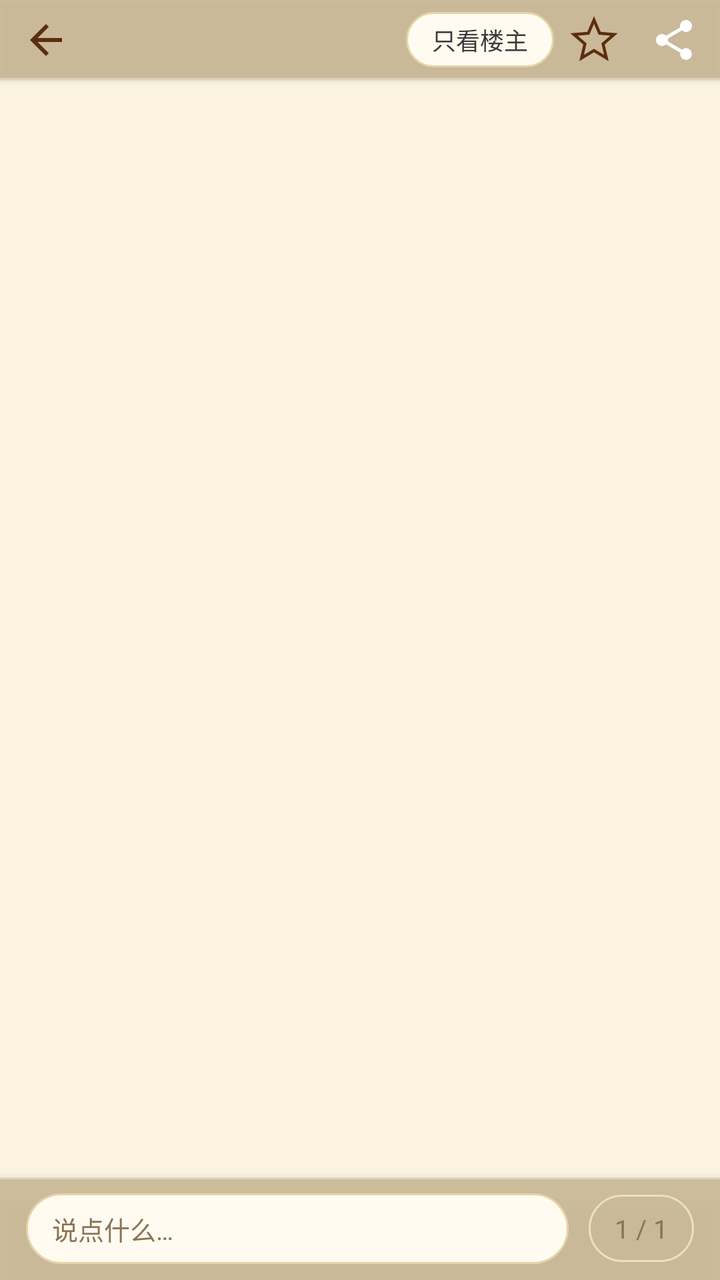
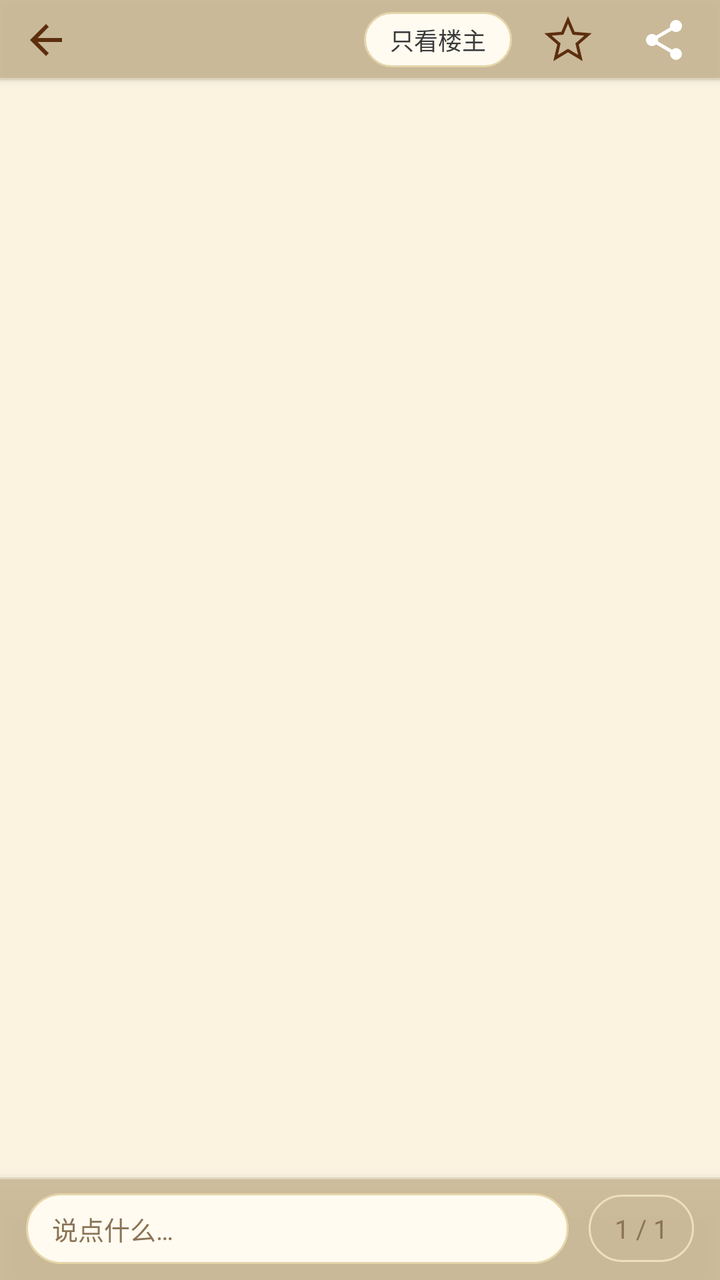

Two renders of the same Android screen: before a commit and after it. Below are the layout's source before the change and the commit's diff.
<!-- AndroidManifest.xml: application theme Theme.S1Client -->
<!-- res/layout/activity_thread_detail.xml -->
<?xml version="1.0" encoding="utf-8"?>
<androidx.coordinatorlayout.widget.CoordinatorLayout
    xmlns:android="http://schemas.android.com/apk/res/android"
    xmlns:app="http://schemas.android.com/apk/res-auto"
    android:layout_width="match_parent"
    android:layout_height="match_parent"
    android:background="?attr/s1BgPage">

    <LinearLayout
        android:layout_width="match_parent"
        android:layout_height="match_parent"
        android:orientation="vertical">

        
        <LinearLayout
            android:id="@+id/topBar"
            android:layout_width="match_parent"
            android:layout_height="wrap_content"
            android:orientation="horizontal"
            android:gravity="center_vertical"
            android:background="@drawable/bg_glass_topbar"
            android:elevation="2dp"
            android:paddingStart="3dp"
            android:paddingEnd="3dp">

            <ImageView
                android:id="@+id/btnBack"
                android:layout_width="40dp"
                android:layout_height="40dp"
                android:padding="8dp"
                android:src="@drawable/ic_back"
                android:background="?attr/selectableItemBackgroundBorderless" />

            <FrameLayout
                android:id="@+id/topAvatarArea"
                android:layout_width="30dp"
                android:layout_height="30dp"
                android:layout_marginStart="2dp"
                android:clickable="true"
                android:focusable="true"
                android:foreground="?attr/selectableItemBackgroundBorderless">

                <TextView
                    android:id="@+id/tvTopAvatarLetter"
                    android:layout_width="match_parent"
                    android:layout_height="match_parent"
                    android:gravity="center"
                    android:textSize="13sp"
                    android:textColor="#FFFFFF"
                    android:textStyle="bold" />

                <com.google.android.material.imageview.ShapeableImageView
                    android:id="@+id/ivTopAvatar"
                    android:layout_width="match_parent"
                    android:layout_height="match_parent"
                    android:scaleType="centerCrop"
                    android:alpha="0"
                    app:shapeAppearanceOverlay="@style/CircleImage" />
            </FrameLayout>

            <TextView
                android:id="@+id/tvTopAuthor"
                android:layout_width="wrap_content"
                android:layout_height="wrap_content"
                android:layout_marginStart="8dp"
                android:maxWidth="110dp"
                android:ellipsize="end"
                android:singleLine="true"
                android:textSize="14sp"
                android:textStyle="bold"
                android:textColor="?attr/s1TextBody"
                android:clickable="true"
                android:focusable="true" />

            <TextView
                android:id="@+id/tvThreadTitle"
                android:layout_width="0dp"
                android:layout_height="wrap_content"
                android:layout_weight="1"
                android:ellipsize="end"
                android:maxLines="1"
                android:paddingStart="8dp"
                android:paddingEnd="8dp"
                android:textSize="13sp"
                android:textColor="?attr/s1TextBody" />

            <TextView
                android:id="@+id/btnOnlyAuthor"
                android:layout_width="wrap_content"
                android:layout_height="wrap_content"
                android:paddingStart="13dp"
                android:paddingEnd="13dp"
                android:paddingTop="5dp"
                android:paddingBottom="5dp"
                android:background="@drawable/bg_pill_tonal"
                android:text="只看楼主"
                android:textSize="12sp"
                android:textColor="?attr/s1TextBody"
                android:clickable="true"
                android:focusable="true" />

            <ImageView
                android:id="@+id/btnFavorite"
                android:layout_width="40dp"
                android:layout_height="40dp"
                android:padding="8dp"
                android:src="@drawable/ic_star_outline"
                android:background="?attr/selectableItemBackgroundBorderless" />

            <ImageView
                android:id="@+id/btnShare"
                android:layout_width="40dp"
                android:layout_height="40dp"
                android:padding="8dp"
                android:src="@drawable/ic_share"
                android:background="?attr/selectableItemBackgroundBorderless" />
        </LinearLayout>

        
        <TextView
            android:id="@+id/tvMuteBanner"
            android:layout_width="match_parent"
            android:layout_height="wrap_content"
            android:background="?attr/s1BgCard"
            android:clickable="true"
            android:focusable="true"
            android:gravity="center"
            android:paddingStart="13dp"
            android:paddingTop="8dp"
            android:paddingEnd="13dp"
            android:paddingBottom="8dp"
            android:textColor="?attr/s1TextSecondary"
            android:textSize="12sp"
            android:visibility="gone" />

        

        <FrameLayout
            android:layout_width="match_parent"
            android:layout_height="0dp"
            android:layout_weight="1">

            <androidx.viewpager2.widget.ViewPager2
                android:id="@+id/vpPages"
                android:layout_width="match_parent"
                android:layout_height="match_parent"
                android:overScrollMode="never" />

            <com.example.s1client.ui.OrbitDotsView
                android:id="@+id/progressBar"
                android:layout_width="44dp"
                android:layout_height="44dp"
                android:layout_gravity="center"
                android:visibility="gone" />
        </FrameLayout>
    </LinearLayout>

    
    <LinearLayout
        android:id="@+id/bottomBar"
        android:layout_width="match_parent"
        android:layout_height="wrap_content"
        android:layout_gravity="bottom"
        android:orientation="horizontal"
        android:gravity="center_vertical"
        android:background="@drawable/bg_glass_bottombar"
        android:elevation="8dp"
        android:paddingStart="13dp"
        android:paddingEnd="13dp"
        android:paddingTop="8dp"
        android:paddingBottom="8dp">

        <TextView
            android:id="@+id/btnReplyInput"
            android:layout_width="0dp"
            android:layout_height="wrap_content"
            android:layout_weight="1"
            android:background="@drawable/bg_pill_tonal"
            android:paddingStart="13dp"
            android:paddingEnd="13dp"
            android:paddingTop="8dp"
            android:paddingBottom="8dp"
            android:text="说点什么…"
            android:textSize="13sp"
            android:textColor="?attr/s1TextSecondary"
            android:clickable="true"
            android:focusable="true" />

        <TextView
            android:id="@+id/tvPageInfo"
            android:layout_width="wrap_content"
            android:layout_height="wrap_content"
            android:layout_marginStart="10dp"
            android:background="@drawable/bg_btn_pill"
            android:paddingStart="13dp"
            android:paddingEnd="13dp"
            android:paddingTop="8dp"
            android:paddingBottom="8dp"
            android:text="1 / 1"
            android:textSize="13sp"
            android:textColor="?attr/s1TextSecondary"
            android:clickable="true"
            android:focusable="true" />
    </LinearLayout>

    
    <LinearLayout
        android:id="@+id/shareSelectBar"
        android:layout_width="match_parent"
        android:layout_height="wrap_content"
        android:layout_gravity="bottom"
        android:orientation="horizontal"
        android:gravity="center_vertical"
        android:background="@drawable/bg_glass_bottombar"
        android:elevation="8dp"
        android:paddingStart="13dp"
        android:paddingEnd="13dp"
        android:paddingTop="8dp"
        android:paddingBottom="8dp"
        android:visibility="gone">

        <TextView
            android:id="@+id/btnShareCancel"
            android:layout_width="wrap_content"
            android:layout_height="wrap_content"
            android:background="@drawable/bg_pill_tonal"
            android:paddingStart="13dp"
            android:paddingEnd="13dp"
            android:paddingTop="8dp"
            android:paddingBottom="8dp"
            android:text="取消"
            android:textSize="13sp"
            android:textColor="?attr/s1TextBody"
            android:clickable="true"
            android:focusable="true" />

        <TextView
            android:id="@+id/tvShareCount"
            android:layout_width="0dp"
            android:layout_height="wrap_content"
            android:layout_weight="1"
            android:gravity="center"
            android:text="已选 0 / 10"
            android:textSize="13sp"
            android:textStyle="bold"
            android:textColor="?attr/s1TextBody" />

        <TextView
            android:id="@+id/btnShareSelected"
            android:layout_width="wrap_content"
            android:layout_height="wrap_content"
            android:background="@drawable/bg_btn_accent"
            android:paddingStart="21dp"
            android:paddingEnd="21dp"
            android:paddingTop="8dp"
            android:paddingBottom="8dp"
            android:text="分享"
            android:textSize="13sp"
            android:textStyle="bold"
            android:textColor="?attr/s1TextOnAccent"
            android:clickable="true"
            android:focusable="true" />
    </LinearLayout>

    
    <TextView
        android:id="@+id/tvEndFooter"
        android:layout_width="wrap_content"
        android:layout_height="wrap_content"
        android:layout_gravity="bottom|center_horizontal"
        android:layout_marginBottom="14dp"
        android:paddingStart="13dp"
        android:paddingEnd="13dp"
        android:paddingTop="3dp"
        android:paddingBottom="3dp"
        android:text="已经到底了"
        android:textSize="12sp"
        android:textColor="?attr/s1TextSecondary"
        android:visibility="gone" />

    

</androidx.coordinatorlayout.widget.CoordinatorLayout>
<!-- resources referenced by this layout -->
<resources>
  <!-- drawable bg_btn_accent (drawable) -->
  <?xml version="1.0" encoding="utf-8"?>
  <shape xmlns:android="http://schemas.android.com/apk/res/android"
      android:shape="rectangle">
      <solid android:color="?attr/s1Accent" />
      <corners android:radius="99dp" />
  </shape>
  <!-- drawable bg_glass_bottombar (drawable) -->
  <?xml version="1.0" encoding="utf-8"?>
  <layer-list xmlns:android="http://schemas.android.com/apk/res/android">
      <item>
          <shape android:shape="rectangle">
              <solid android:color="?attr/s1GlassBarBg" />
          </shape>
      </item>
      <item
          android:gravity="top"
          android:height="1dp">
          <shape android:shape="rectangle">
              <solid android:color="?attr/s1GlassBarLine" />
          </shape>
      </item>
  </layer-list>
  <!-- drawable bg_glass_topbar (drawable) -->
  <?xml version="1.0" encoding="utf-8"?>
  <layer-list xmlns:android="http://schemas.android.com/apk/res/android">
      <item>
          <shape android:shape="rectangle">
              <solid android:color="?attr/s1GlassBarBg" />
          </shape>
      </item>
      <item
          android:gravity="bottom"
          android:height="1dp">
          <shape android:shape="rectangle">
              <solid android:color="?attr/s1GlassBarLine" />
          </shape>
      </item>
  </layer-list>
  <!-- drawable ic_back (drawable) -->
  <vector xmlns:android="http://schemas.android.com/apk/res/android"
      android:width="24dp" android:height="24dp"
      android:viewportWidth="24" android:viewportHeight="24">
      <path android:fillColor="?attr/s1TextTitle" android:pathData="M20,11H7.83l5.59,-5.59L12,4l-8,8 8,8 1.41,-1.41L7.83,13H20v-2z"/>
  </vector>
  <!-- drawable ic_star_outline (drawable) -->
  <vector xmlns:android="http://schemas.android.com/apk/res/android"
      android:width="24dp" android:height="24dp"
      android:viewportWidth="24" android:viewportHeight="24">
      <path
          android:fillColor="#00000000"
          android:strokeColor="?attr/s1TextTitle"
          android:strokeWidth="1.5"
          android:pathData="M12,17.27L18.18,21l-1.64,-7.03L22,9.24l-7.19,-0.61L12,2 9.19,8.63 2,9.24l5.46,4.73L5.82,21z"/>
  </vector>
  <style name="CircleImage">
          <item name="cornerFamily">rounded</item>
          <item name="cornerSize">50%</item>
      </style>
  <style name="Theme.S1Client" parent="Theme.S1Client.Light" />
  <color name="light_bg_page">#FBF3E0</color>
  <color name="light_bg_card">#FFFCF0</color>
  <color name="light_bg_card_light">#FFFBF0</color>
  <color name="light_bg_topbar">#C9B896</color>
  <color name="light_bg_tabbar">#EFE0B8</color>
  <color name="light_border_card">#E5D5A8</color>
  <color name="light_border_light">#EDE0BE</color>
  <color name="light_text_title">#5C2E0E</color>
  <color name="light_text_body">#3A3A3A</color>
  <color name="light_text_secondary">#8B7355</color>
  <color name="light_text_tertiary">#9C8A6A</color>
  <color name="light_text_topbar">#3A2410</color>
  <color name="text_on_accent">#FFF8DC</color>
  <color name="light_accent">#A0522D</color>
  <color name="light_divider">#EFE0B8</color>
  <color name="light_avatar_placeholder">#A0522D</color>
  <color name="light_quote_bg">#F2EBD8</color>
  <color name="light_quote_bar">#A0522D</color>
  <color name="light_quote_text">#8A7A60</color>
  <color name="light_quote_border">#D8C8A0</color>
  <color name="light_tag_bg">#E8D9B5</color>
  <color name="light_tag_text">#7A5A2E</color>
  <color name="light_glass_bar_bg">#E6C9B896</color>
  <color name="light_glass_bar_line">#59FFFFFF</color>
  <color name="light_glass_sheet_bg">#F2FFFCF0</color>
  <color name="light_glass_sheet_line">#59FFFFFF</color>
  <color name="light_menu_sheet_bg">#CCFFFFFF</color>
  <color name="splash_bg">#492632</color>
  <!-- unchanged entries left out for length: 8 -->
</resources>

<!-- the commit's change to res/layout/activity_thread_detail.xml (unified diff, before → after) -->
@@ -21,7 +21,7 @@
             android:background="@drawable/bg_glass_topbar"
             android:elevation="2dp"
             android:paddingStart="3dp"
-            android:paddingEnd="3dp">
+            android:paddingEnd="8dp">
 
             <ImageView
                 android:id="@+id/btnBack"
@@ -63,6 +63,7 @@
                 android:layout_width="wrap_content"
                 android:layout_height="wrap_content"
                 android:layout_marginStart="8dp"
+                android:layout_marginEnd="8dp"
                 android:maxWidth="110dp"
                 android:ellipsize="end"
                 android:singleLine="true"
@@ -88,6 +89,7 @@
                 android:id="@+id/btnOnlyAuthor"
                 android:layout_width="wrap_content"
                 android:layout_height="wrap_content"
+                android:layout_marginStart="8dp"
                 android:paddingStart="13dp"
                 android:paddingEnd="13dp"
                 android:paddingTop="5dp"
@@ -103,6 +105,7 @@
                 android:id="@+id/btnFavorite"
                 android:layout_width="40dp"
                 android:layout_height="40dp"
+                android:layout_marginStart="8dp"
                 android:padding="8dp"
                 android:src="@drawable/ic_star_outline"
                 android:background="?attr/selectableItemBackgroundBorderless" />
@@ -111,6 +114,7 @@
                 android:id="@+id/btnShare"
                 android:layout_width="40dp"
                 android:layout_height="40dp"
+                android:layout_marginStart="8dp"
                 android:padding="8dp"
                 android:src="@drawable/ic_share"
                 android:background="?attr/selectableItemBackgroundBorderless" />
